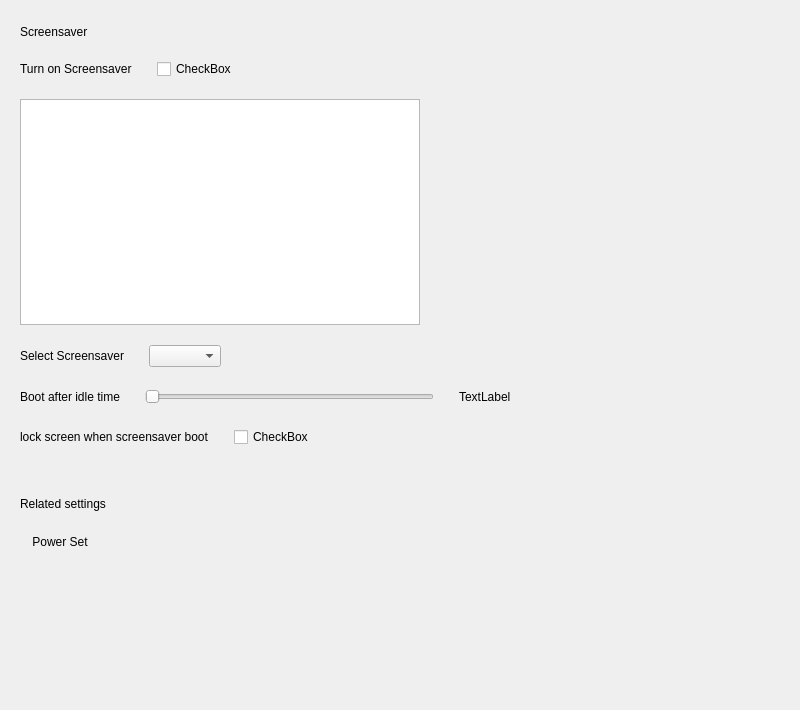
Qt form plugins/personalized/screensaver/screensaver.ui (ukui/ukui-control-center) before a commit.
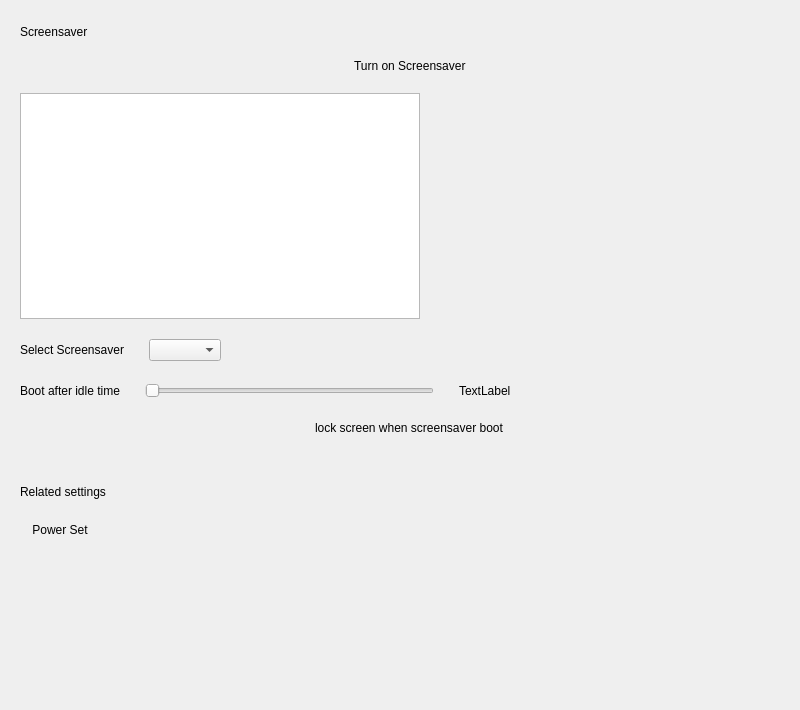
The same form after that commit.

Diff of the .ui file:
```diff
--- a/plugins/personalized/screensaver/screensaver.ui
+++ b/plugins/personalized/screensaver/screensaver.ui
@@ -100,26 +100,6 @@
            </property>
           </widget>
          </item>
-         <item>
-          <widget class="QCheckBox" name="activeCheckBox">
-           <property name="text">
-            <string>CheckBox</string>
-           </property>
-          </widget>
-         </item>
-         <item>
-          <spacer name="horizontalSpacer_7">
-           <property name="orientation">
-            <enum>Qt::Horizontal</enum>
-           </property>
-           <property name="sizeHint" stdset="0">
-            <size>
-             <width>40</width>
-             <height>20</height>
-            </size>
-           </property>
-          </spacer>
-         </item>
         </layout>
        </item>
        <item>
@@ -304,26 +284,6 @@
               </property>
              </widget>
             </item>
-            <item>
-             <widget class="QCheckBox" name="lockCheckBox">
-              <property name="text">
-               <string>CheckBox</string>
-              </property>
-             </widget>
-            </item>
-            <item>
-             <spacer name="horizontalSpacer_6">
-              <property name="orientation">
-               <enum>Qt::Horizontal</enum>
-              </property>
-              <property name="sizeHint" stdset="0">
-               <size>
-                <width>40</width>
-                <height>20</height>
-               </size>
-              </property>
-             </spacer>
-            </item>
            </layout>
           </item>
          </layout>
```
Left out of the diff: 4 changed lines with no effect on the pictures.
